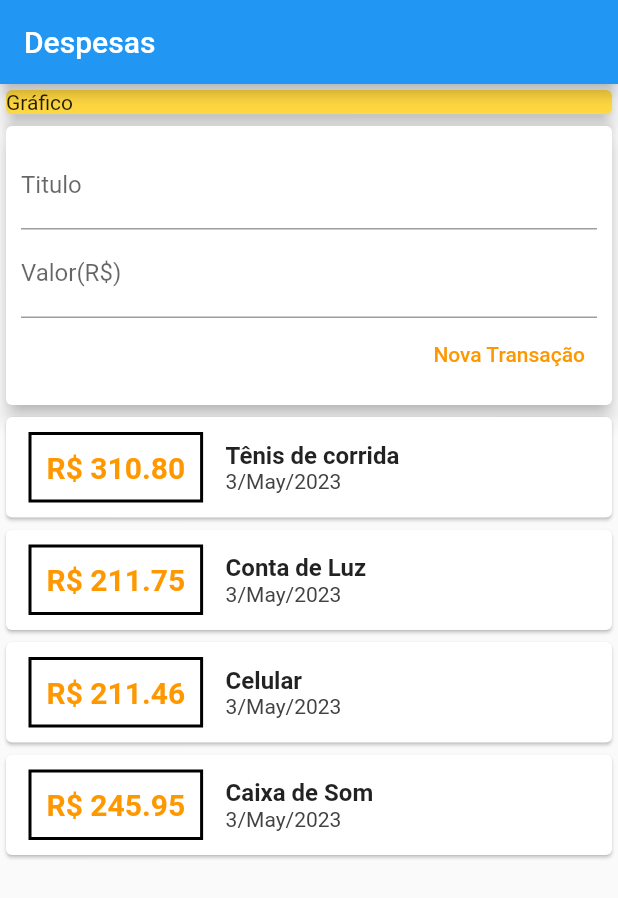
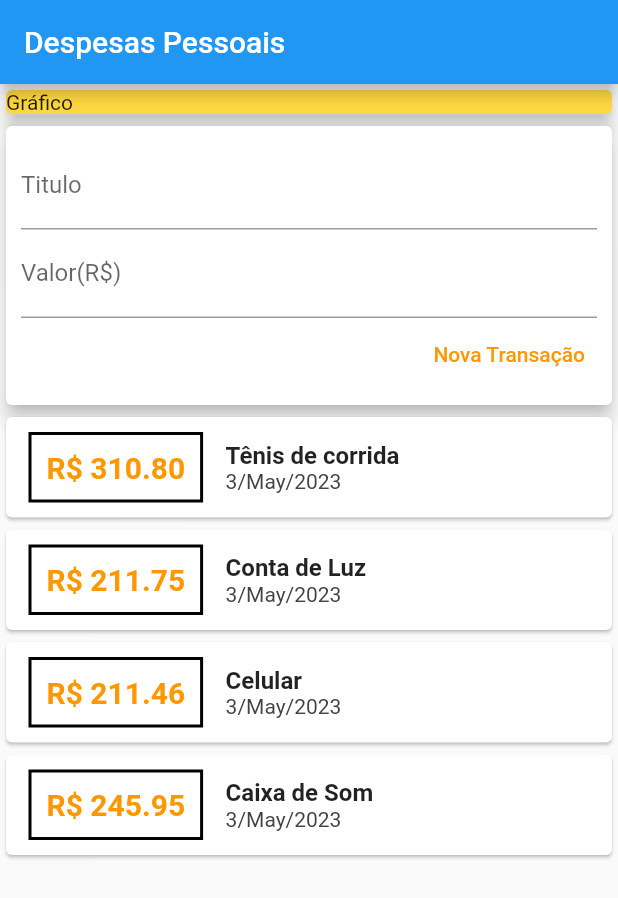
Before and after one commit to Fabdosantos/expenses, a Flutter app: the screen it shows after launch, on a phone screen of 412 x 824 dp. Shown: the top 898 px of the screen. Run offline on Flutter 3.47's test engine with Material 2 defaults, Android fonts, the phone set to English and light mode, and no system bars.

Commit message:
Muda o titulo da AppBar

```diff
--- a/lib/main.dart
+++ b/lib/main.dart
@@ -22,7 +22,7 @@ class MyHomePage extends StatelessWidget {
   Widget build(BuildContext context) {
     return Scaffold(
       appBar: AppBar(
-        title: const Text('Despesas'),
+        title: const Text('Despesas Pessoais'),
       ),
       body: SingleChildScrollView(
         child: Column(
```
